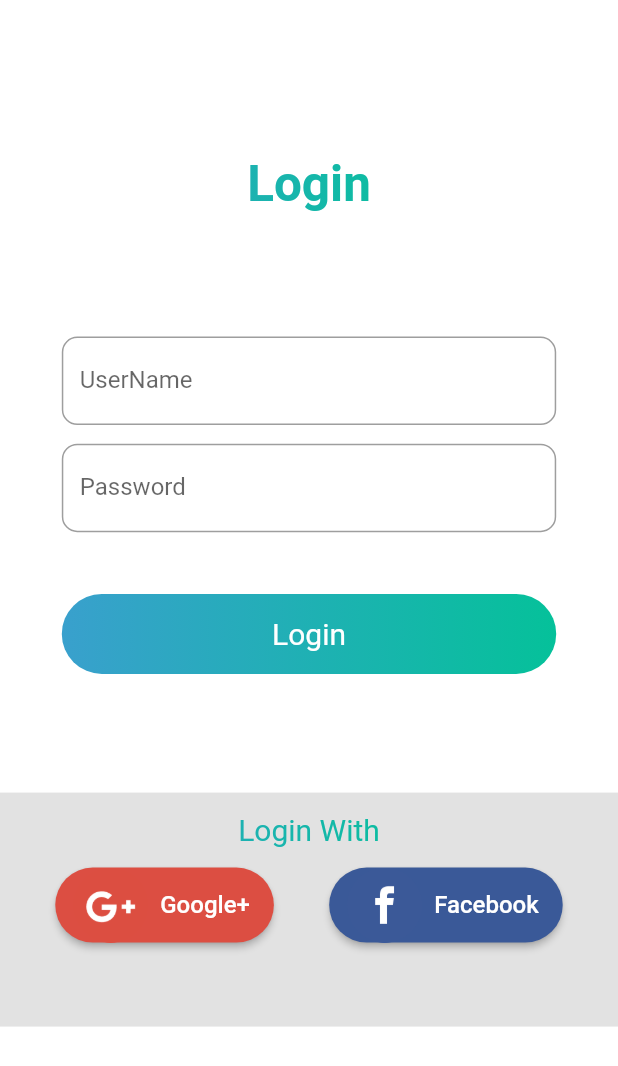
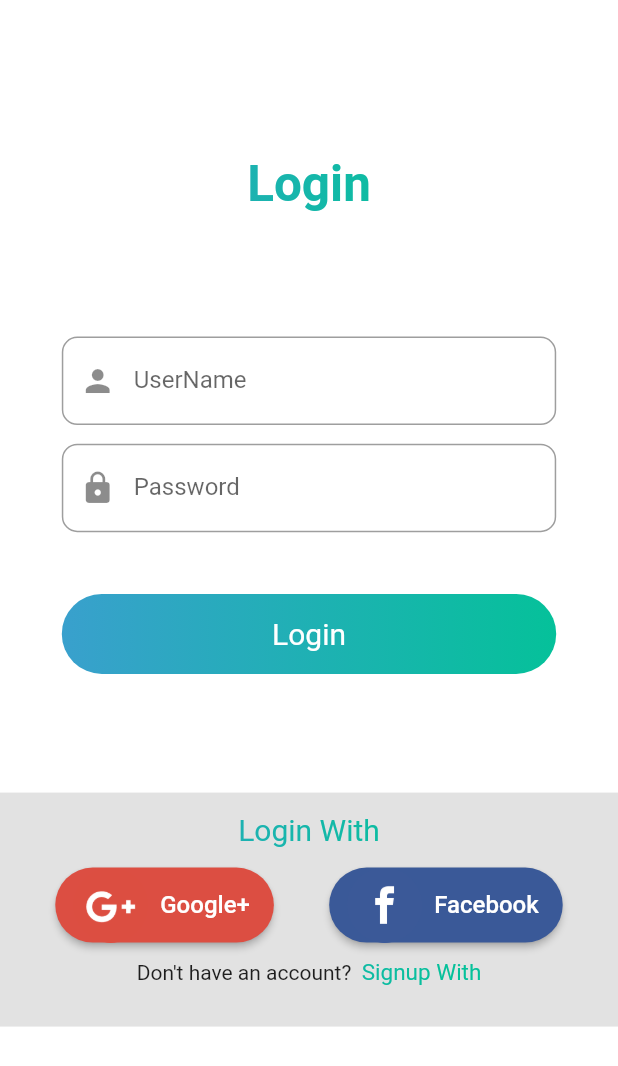
Before and after one commit to PuneethRegonda/Project1, a Flutter app: the screen it shows after launch, after a tap on "Login", on a phone screen of 412 x 824 dp. Shown: the top 1066 px of the screen. Run offline on Flutter 3.47's test engine with Material 2 defaults, Android fonts, the phone set to English and light mode, and no system bars; our stand-ins replace modal_progress_hud.

Commit message:
forth commit
added signup and login navigator down

and changed firstscreen bottons .

```diff
--- a/lib/main.dart
+++ b/lib/main.dart
@@ -23,12 +23,12 @@ class FirstScreen extends StatefulWidget {
 class FirstScreenState extends State<FirstScreen>
     with TickerProviderStateMixin {
   AnimationController _controller;
- Animation<double> animation ;
+  Animation<double> animation;
 
   @override
   void initState() {
-
-    _controller = AnimationController(vsync: this, duration: const Duration(seconds: 2));
+    _controller =
+        AnimationController(vsync: this, duration: const Duration(seconds: 2));
     animation = Tween(
       begin: 0.0,
       end: 1.0,
@@ -54,8 +54,7 @@ class FirstScreenState extends State<FirstScreen>
           child: FadeTransition(
             opacity: _controller,
             child: BodyLayOut(),
-        )
-      ),
+          )),
     );
   }
 }
@@ -93,9 +92,11 @@ class BodyLayOut extends StatelessWidget {
                   Navigator.of(context).push(MaterialPageRoute(
                       builder: (BuildContext context) => SignUp()));
                 },
-                title: 'Sign Up',
+                title: ' Signup ',
                 width: 350.0,
-                height: 60.0),
+                height: 60.0,
+            isgradientcolor: true,
+            ),
             SizedBox(
               height: 10.0,
             ),
@@ -107,6 +108,7 @@ class BodyLayOut extends StatelessWidget {
               title: 'Login',
               width: 350.0,
               height: 60.0,
+              isgradientcolor: false,
             ),
             SizedBox(
               height: 10.0,
@@ -124,39 +126,68 @@ class GradientButton extends StatelessWidget {
       @required this.onPressed,
       @required this.title,
       @required this.width,
-      @required this.height})
+      @required this.height,
+      @required this.isgradientcolor,
+
+      })
       : super(key: key);
 
   final Function onPressed;
   final String title;
   final double width;
   final double height;
+  final bool isgradientcolor;
 
   @override
   Widget build(BuildContext context) {
     return RawMaterialButton(
-      elevation: 10.0,
-      splashColor: Colors.lightBlue.withOpacity(0.5),
+      shape: RoundedRectangleBorder(
+        borderRadius: BorderRadius.circular(0.0)
+      ),
+      elevation: isgradientcolor?10.0:10.0,
+      highlightColor: Colors.white,
+//      splashColor: Color.fromRGBO(5, 193, 154, 1),
       onPressed: onPressed,
       child: Container(
         child: Center(
             child: Text(
           title,
           style: TextStyle(
+            letterSpacing: 1.0,
               fontSize: 20.0,
 //            foreground: Paint()..shader = linearGradient,
-            color: Colors.white
+              color: isgradientcolor?Colors.white:Colors.black,
           ),
         )),
         width: width,
         height: height,
         decoration: BoxDecoration(
+          color: isgradientcolor?null:Colors.white,
+          boxShadow: <BoxShadow>[
+            BoxShadow(
+              color: Colors.grey,
+              offset: Offset(0.0, 3.0),
+              blurRadius: 5.0,
+            ),
+          ],
+
+
+
+
+          border: isgradientcolor?null:Border.all(
+            width: 0.5,
+          style: BorderStyle.solid,
+          color: Colors.grey,
+          ),
 //          color: Colors.white,
           borderRadius: BorderRadius.circular(30.0),
           shape: BoxShape.rectangle,
-          gradient: new LinearGradient(
-            colors: [Color.fromRGBO(57, 160, 205, 1), Color.fromRGBO(5, 193, 154, 1)],
-          ),
+          gradient: isgradientcolor?new LinearGradient(
+            colors: [
+              Color.fromRGBO(57, 160, 205, 1),
+              Color.fromRGBO(5, 193, 154, 1)
+            ],
+          ):null
         ),
       ),
     );
--- a/lib/screens/Loginscreen.dart
+++ b/lib/screens/Loginscreen.dart
@@ -1,3 +1,4 @@
+import 'package:doc/screens/SignUp.dart';
 import 'package:doc/screens/loginvalidator/LoginValidation.dart';
 import 'package:flutter/material.dart';
 
@@ -64,6 +65,7 @@ class _LoginState extends State<Login> with LoginValidation {
                           },
                           keyboardType: TextInputType.emailAddress,
                           decoration: InputDecoration(
+                            prefixIcon: Icon(Icons.person),
                             border: OutlineInputBorder(
                                 borderRadius:
                                     BorderRadius.all(Radius.circular(_size.width*0.025))),
@@ -86,6 +88,7 @@ class _LoginState extends State<Login> with LoginValidation {
                           },
                           obscureText: true,
                           decoration: InputDecoration(
+                            prefixIcon: Icon(Icons.lock),
                             border: OutlineInputBorder(
                                 borderRadius:
                                     BorderRadius.all(Radius.circular(_size.width*0.025))),
@@ -215,6 +218,29 @@ class _LoginState extends State<Login> with LoginValidation {
 
                     ],
                   ),
+                  SizedBox(
+                    height: 40.0,
+                    child: Row(
+                      mainAxisAlignment: MainAxisAlignment.center,
+                      children: <Widget>[
+                        Text('Don\'t have an account?  '),
+                        InkWell(
+                          onTap: (){
+                            Navigator.of(context).pop();
+                            Navigator.of(context).push(MaterialPageRoute(builder: (BuildContext context)=>SignUp()));
+                          },
+                          child: Text(
+                            'Signup With',
+                            style: TextStyle(
+                              fontSize: 15.0,
+//                        color: Colors.black,
+                              foreground: Paint()..shader = linearGradient,
+                            ),
+                        ),
+                        ),
+                      ],
+                    ),
+                  ),
                 ],
               ),
             ),
@@ -242,7 +268,7 @@ class GradientButton extends StatelessWidget {
   @override
   Widget build(BuildContext context) {
     return RawMaterialButton(
-      splashColor: Colors.lightBlue.withOpacity(0.5),
+      splashColor: Color.fromRGBO(5, 193, 154, 1),
       onPressed: onPressed,
       child: Container(
         child: Center(child:
--- a/lib/settings/setting.dart
+++ b/lib/settings/setting.dart
@@ -9,7 +9,10 @@ class Settings extends StatelessWidget {
     return Material(
       child: Container(
         child: Center(
-          child: new TestExtract(circleRadius: circleRadius, circleBorderWidth: circleBorderWidth),
+          child: new TestExtract(
+              circleRadius: circleRadius,
+              circleBorderWidth: circleBorderWidth,
+          ),
         ),
         color: Colors.blue,
         margin: EdgeInsets.fromLTRB(_size.width*0.05, _size.width*0.02, _size.width*0.05, _size.width*0.03),
```
Also changed, not shown: lib/screens/SignUp.dart (+56 -28 lines). Lines whose indentation alone changed are shown as unchanged.
